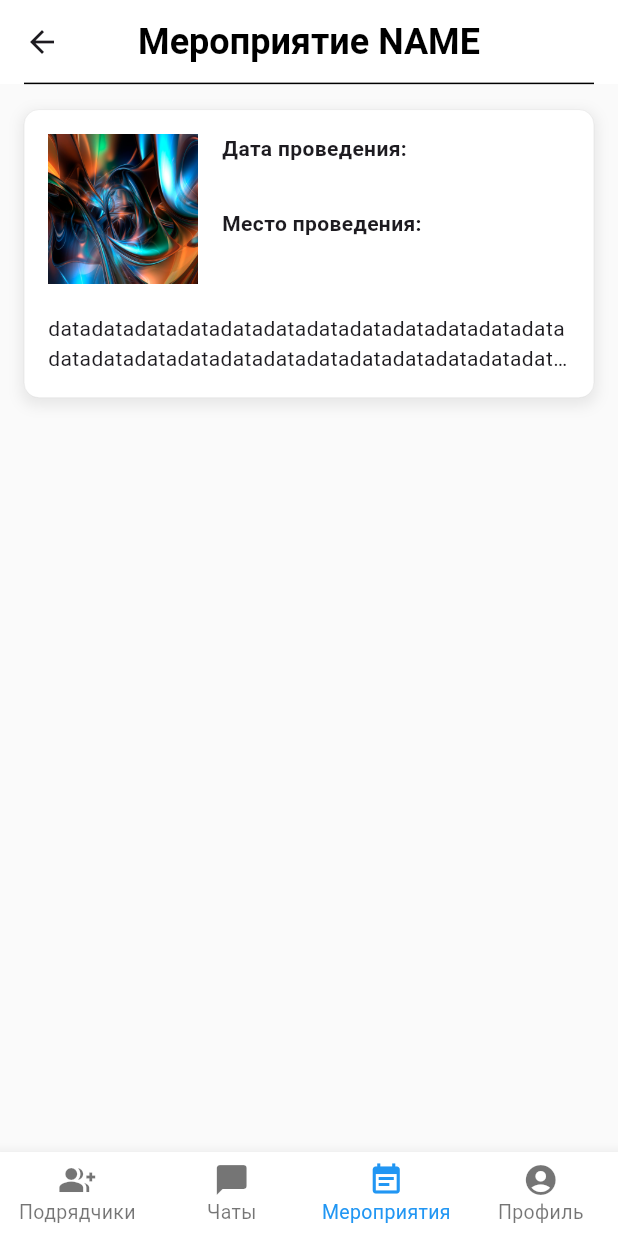
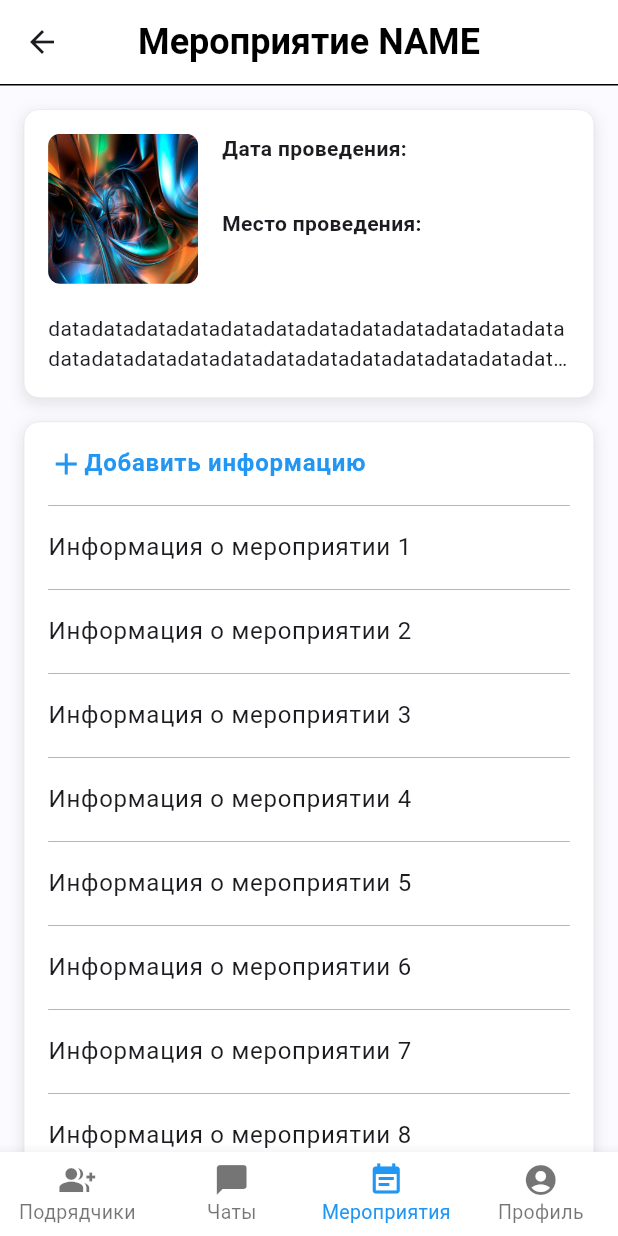
Before and after one commit to EFIIIIMOV/eventyle_app, a Flutter app: the EventMainView screen opened directly, on a phone screen of 412 x 824 dp. Run offline on Flutter 3.47's test engine with Material 3 defaults, Android fonts, the phone set to English and light mode, and no system bars.

Commit message:
events and event view

```diff
--- a/lib/constants/theme/colors.dart
+++ b/lib/constants/theme/colors.dart
@@ -3,7 +3,7 @@ import 'package:flutter/material.dart';
 class AppColors {
   //background
   static const Color viewBackgroundColor = Color(0xFFFFFFFF);
-  static const Color viewSecondBackgroundColor = Color(0xFFFFFFFF);
+  static const Color viewSecondBackgroundColor = Color(0xFAFAFAFF);
   static const Color appBarBackgroundColor = Color(0xFFFFFFFF);
 
   //text
--- a/lib/constants/widgets/app_bar_widget.dart
+++ b/lib/constants/widgets/app_bar_widget.dart
@@ -12,6 +12,7 @@ class CustomAppBar extends StatelessWidget implements PreferredSizeWidget {
     return Column(
       children: [
         AppBar(
+          scrolledUnderElevation: 0.0,
           title: Text(
             title,
             style: AppFonts.appBarTextStyle,
@@ -20,12 +21,9 @@ class CustomAppBar extends StatelessWidget implements PreferredSizeWidget {
           backgroundColor: AppColors.appBarBackgroundColor,
           elevation: 0,
         ),
-        const Padding(
-          padding: EdgeInsets.symmetric(horizontal: 16),
-          child: Divider(
-            height: 0.1,
-            color: AppColors.dividerColor, // Цвет полоски
-          ),
+        const Divider(
+          height: 1,
+          color: AppColors.dividerColor,
         ),
       ],
     );
--- a/lib/features/event/presentation/view/event_main_view.dart
+++ b/lib/features/event/presentation/view/event_main_view.dart
@@ -3,6 +3,7 @@ import 'package:eventyle_app/constants/widgets/app_bar_widget.dart';
 import 'package:eventyle_app/constants/widgets/bottom_bar_widget.dart';
 import 'package:flutter/material.dart';
 
+import '../widgets/event_list_info.dart';
 import '../widgets/event_top_info.dart';
 
 class EventMainView extends StatelessWidget {
@@ -10,19 +11,23 @@ class EventMainView extends StatelessWidget {
 
   @override
   Widget build(BuildContext context) {
-    return Scaffold(
-      backgroundColor: const Color.fromRGBO(250, 250, 250, 1.0),
-      appBar: const CustomAppBar(title: 'Мероприятие NAME',),
-      bottomNavigationBar: const CustomBottomNavigationBar(currentIndex: 2,),
-      body: SafeArea(
-        child: Center(
-          child: Column(
+    return const Scaffold(
+      backgroundColor: AppColors.viewSecondBackgroundColor,
+      appBar: CustomAppBar(
+        title: 'Мероприятие NAME',
+      ),
+      bottomNavigationBar: CustomBottomNavigationBar(
+        currentIndex: 2,
+      ),
+      body: SingleChildScrollView(
+        child: Column(
             children: [
               EventTopInfo(),
+              EventListInfo(),
+              SizedBox(height: 30),
             ],
           ),
         ),
-      ),
     );
   }
 }
--- /dev/null
+++ b/lib/features/event/presentation/widgets/event_list_info.dart
@@ -0,0 +1,79 @@
+import 'package:flutter/cupertino.dart';
+import 'package:flutter/material.dart';
+import '../../../../constants/theme/fonts.dart';
+import 'list_tile_card.dart';
+
+class EventListInfo extends StatelessWidget {
+  const EventListInfo({Key? key});
+
+  @override
+  Widget build(BuildContext context) {
+    return Padding(
+      padding: const EdgeInsets.symmetric(horizontal: 16),
+      child: Container(
+        decoration: BoxDecoration(
+          color: Colors.white,
+          borderRadius: BorderRadius.circular(10),
+          border: Border.all(
+            color: Colors.grey,
+            width: 0.1,
+          ),
+          boxShadow: [
+            BoxShadow(
+              color: Colors.grey.withOpacity(0.2),
+              spreadRadius: 2,
+              blurRadius: 7,
+              offset: const Offset(0, 3),
+            ),
+          ],
+        ),
+        child: Column(
+          children: generateList(),
+        ),
+      ),
+    );
+  }
+}
+
+List<Widget> generateList() {
+  List<Widget> children = [];
+  children.add(
+    ListTile(
+      title: InkWell(
+          onTap: () {},
+          child: Row(
+            children: [
+              Icon(
+                Icons.add,
+                color: Colors.blue,
+              ),
+              Text(
+                'Добавить информацию',
+                style:
+                    TextStyle(color: Colors.blue, fontWeight: FontWeight.bold),
+              ),
+            ],
+          )),
+    ),
+  );
+
+  for (int i = 0; i < 9; i++) {
+    children.addAll(
+      [
+        const Padding(
+          padding: EdgeInsets.symmetric(horizontal: 16),
+          child: Divider(
+            height: 0,
+            thickness: 0.5,
+            color: Colors.grey,
+          ),
+        ),
+        ListTile(
+          title: Text('Информация о мероприятии ${i + 1}'),
+        ),
+      ],
+    );
+  }
+
+  return children;
+}
--- a/lib/features/event/presentation/widgets/event_top_info.dart
+++ b/lib/features/event/presentation/widgets/event_top_info.dart
@@ -3,6 +3,8 @@ import 'package:flutter/material.dart';
 import '../../../../constants/theme/colors.dart';
 
 class EventTopInfo extends StatelessWidget {
+  const EventTopInfo({super.key});
+
   @override
   Widget build(BuildContext context) {
     return Padding(
@@ -30,10 +32,14 @@ class EventTopInfo extends StatelessWidget {
             children: [
               Row(
                 children: [
-                  Container(
-                    width: 100,
-                    height: 100,
-                    child: Image.asset('assets/images/test_image.png'),
+                  ClipRRect(
+                    borderRadius: BorderRadius.circular(8.0),
+                    child: Image.asset(
+                      'assets/images/test_image.png',
+                      width: 100,
+                      height: 100,
+                      fit: BoxFit.cover,
+                    ),
                   ),
                   const SizedBox(width: 16),
                   const Expanded(
--- a/lib/features/event/presentation/widgets/events_list_tile.dart
+++ b/lib/features/event/presentation/widgets/events_list_tile.dart
@@ -11,7 +11,7 @@ class EventsListTile extends StatelessWidget {
       itemBuilder: (context, index) {
         return GestureDetector(
           onTap: () {
-            Navigator.pushReplacementNamed(context, '/signUp');
+            Navigator.pushNamed(context, '/eventHome');
             print('Элемент списка нажат: $index');
           },
           child: ListTileCard(),
--- a/lib/main.dart
+++ b/lib/main.dart
@@ -29,8 +29,9 @@
         routes: {
           '/1': (context) => SignInView(),
           '/signUp': (context) => SignUpView(),
-          '/events': (context) => EventsListView(),
-          '/': (context) => EventMainView(),
+          //'/events': (context) => EventsListView(),
+          '/': (context) => EventsListView(),
+          '/eventHome': (context) => EventMainView(),
         },
         debugShowCheckedModeBanner: false,
       ),
```
Also changed, not shown: lib/constants/widgets/bottom_bar_widget.dart (+9 -7 lines), lib/features/event/presentation/view/events_list_view.dart (+4 -3 lines), lib/features/event/presentation/widgets/list_tile_card.dart (+25 -12 lines).
